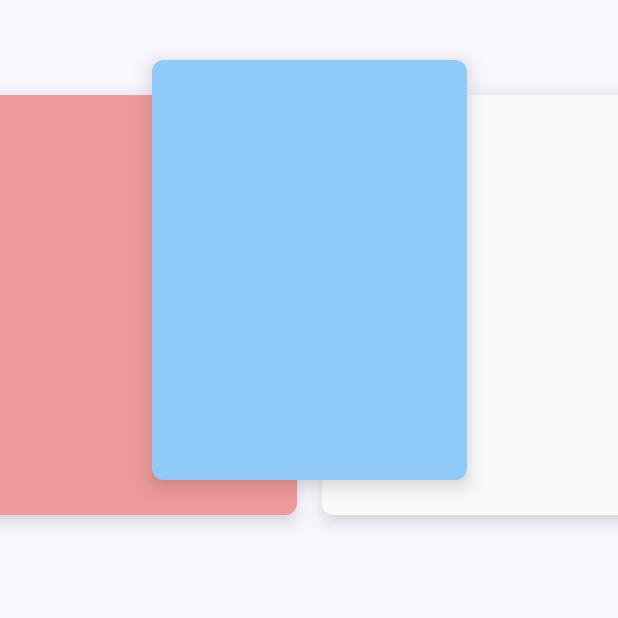
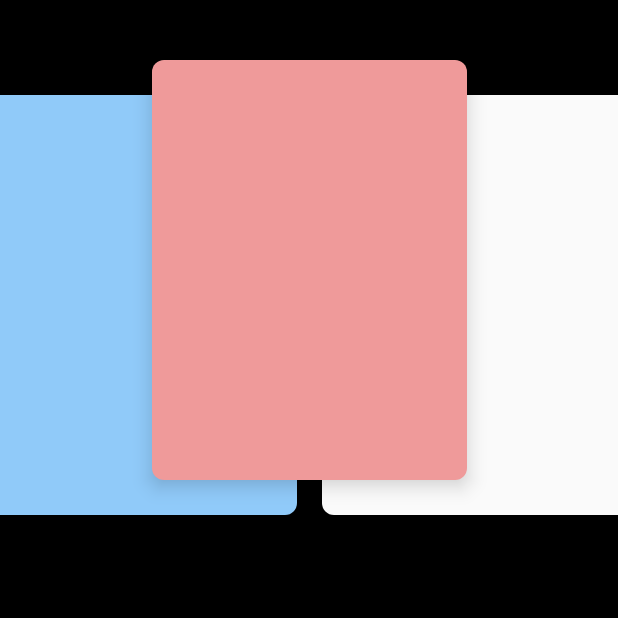
Before and after one commit to sparrow007/Jetpack-Compose-Arena, an Android app built with Jetpack Compose: the composable ShowTripouselView shown on its own in the app's theme, on a phone screen of 412 x 824 dp, the top half of it. Run offline under Robolectric (Android 15) with nearby library versions, the phone set to English and light mode, and no system bars; Roboto replaces fonts that are not available here.

Commit message:
we have calling the same loop with different composables, the older composable is removed from the composable

```diff
--- a/app/src/main/java/com/example/composelearning/animation/carousel/TripouselView.kt
+++ b/app/src/main/java/com/example/composelearning/animation/carousel/TripouselView.kt
@@ -67,6 +67,7 @@ import com.example.composelearning.animation.CircularCarousel
 import com.example.composelearning.animation.book.width
 import kotlinx.coroutines.coroutineScope
 import kotlinx.coroutines.launch
+import java.util.UUID
 import kotlin.math.PI
 import kotlin.math.absoluteValue
 import kotlin.math.atan2
@@ -78,13 +79,20 @@ import kotlin.math.sin
 fun TripouselView(
     modifier: Modifier = Modifier,
 ) {
+
     val listOfCard = remember {
         mutableStateOf(
-            arrayListOf(
-                Color(0xff90caf9),
-                Color(0xfffafafa),
-                Color(0xffef9a9a),
-            ).reversed()
+            listOf(
+                ItemData(
+                    color = Color(0xff90caf9)
+                ),
+                ItemData(
+                    color = Color(0xfffafafa)
+                ),
+                ItemData(
+                    color = Color(0xffef9a9a)
+                ),
+            )
         )
     }
     var properties by remember {
@@ -93,10 +101,10 @@ fun TripouselView(
 
     Box(modifier = modifier.fillMaxSize(), contentAlignment = Alignment.TopCenter) {
 
-        listOfCard.value.forEachIndexed { index, color ->
-
+        listOfCard.value.forEachIndexed { index, data ->
+            key(data.id) {
                 ItemView(
-                color = color,
+                    color = data.color,
                     modifier = Modifier
                         .offset {
                             getItemOffset(index)
@@ -107,15 +115,22 @@ fun TripouselView(
 //                            scaleY = getItemProperties(listOfCard.value.indexOf(color)).first
                         }
                         .swipeToDissmiss {
-                        listOfCard.value = listOf(color) + (listOfCard.value - color)
+                            listOfCard.value = listOf(ItemData(color = data.color)) + (listOfCard.value - data)
+                            Log.e("TAG", "TripouselView: $listOfCard")
                         }
                 )
+            }
 
         }
 
     }
 
 }
+
+data class ItemData(
+    val id: String = UUID.randomUUID().toString(),
+    val color: Color
+)
 
 private fun getItemProperties(index: Int): Triple<Float, Float, Float> {
     return when(index) {
@@ -190,8 +205,9 @@ private fun Modifier.swipeToDissmiss(
                             offsetAnim.animateTo(targetValue = 0f)
                         } else {
                             offsetAnim.animateDecay(velocity, decay) {
-                                onDismiss.invoke()
                             }
+
+                            onDismiss()
                         }
                     }
 
@@ -208,7 +224,9 @@ private fun Modifier.swipeToDissmiss(
 private fun ShowTripouselView() {
     MaterialTheme {
         Surface {
-           Box(modifier = Modifier.fillMaxSize()) {
+           Box(modifier = Modifier
+               .fillMaxSize()
+               .background(Color.Black)) {
                Column {
                    Spacer(modifier = Modifier.height(40.dp))
                    TripouselView()
```
Lines whose indentation alone changed are shown as unchanged.
